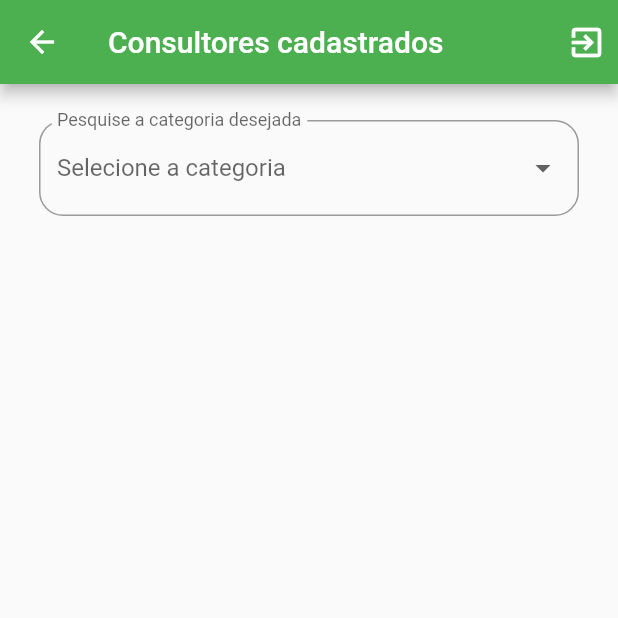
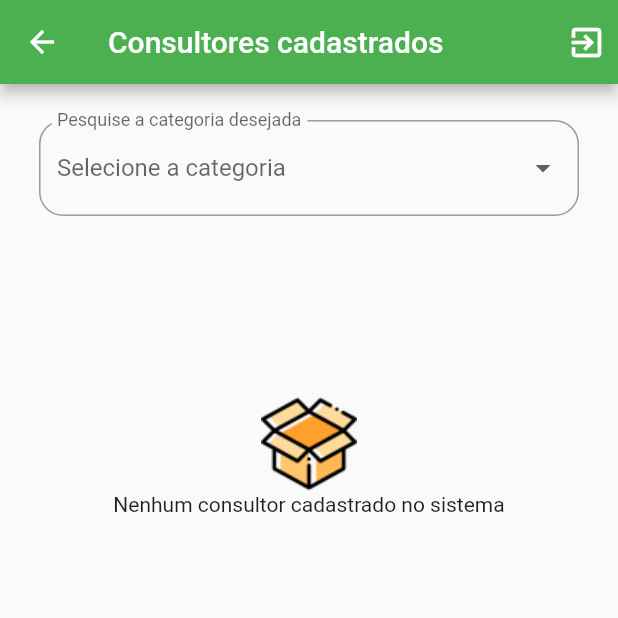
Before and after one commit to RaphaelOliveiraMoura/consultant_app, a Flutter app: the ConsultantPage screen opened directly, on a phone screen of 412 x 824 dp, the top half of it. Run offline on Flutter 3.47's test engine with Material 2 defaults, Android fonts, the phone set to English and light mode, and no system bars; our stand-ins replace flutter_rating_bar, shared_preferences, youtube_player_flutter; accounts and stored records are empty; network calls fail.

Commit message:
feat: add empty box to consultants

```diff
--- a/frontend/lib/app/pages/home/consultant_page.dart
+++ b/frontend/lib/app/pages/home/consultant_page.dart
@@ -75,6 +75,17 @@ class _ConsultantPageState extends State<ConsultantPage> {
                                 .toList();
                           });
                         }),
+                    filteredList.length == 0
+                        ? Container(
+                            child: Column(
+                              children: [
+                                SizedBox(height: 120),
+                                Image.asset('assets/caixa_vazia.png'),
+                                Text('Nenhum consultor cadastrado no sistema')
+                              ],
+                            ),
+                          )
+                        : Container(),
                     Expanded(
                       child: ListView.builder(
                         shrinkWrap: true,
--- a/frontend/lib/app/utils/service_utils.dart
+++ b/frontend/lib/app/utils/service_utils.dart
@@ -1,3 +1,3 @@
 class ServiceUtils {
-  static String apiUrl = 'https://23c93203decc.ngrok.io';
+  static String apiUrl = 'https://e81fb1cbdeab.ngrok.io';
 }
```
